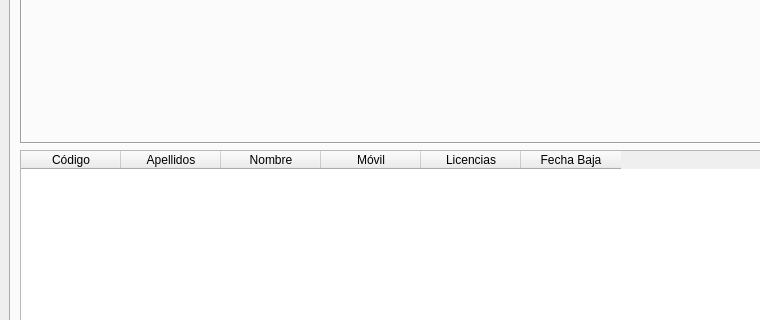
braisd11/CarTeis, file templates/MainWindow.ui: the form before one commit; both pictures show x 0 to 760 and y 276 to 596 of the 1024 by 795 pixel window.
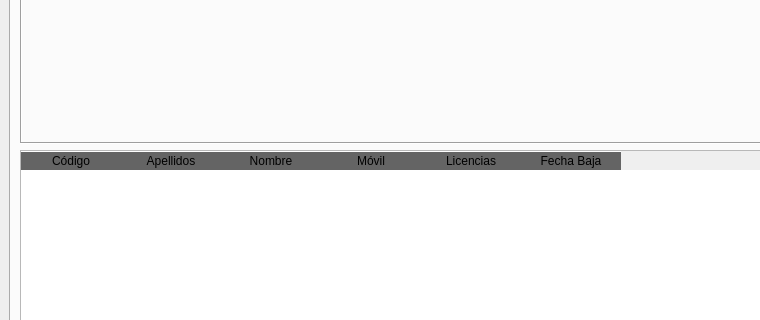
The form after the commit. Icons and pictures are not drawn.

Diff of the .ui file:
```diff
--- a/templates/MainWindow.ui
+++ b/templates/MainWindow.ui
@@ -33,8 +33,17 @@
   </property>
   <property name="windowIcon">
    <iconset>
-    <normaloff>C:/Users/a22braisdr/.designer/img/driver.ico</normaloff>
-    <normalon>C:/Users/a22braisdr/.designer/img/driver.ico</normalon>C:/Users/a22braisdr/.designer/img/driver.ico</iconset>
+    <normaloff>../img/driver.ico</normaloff>../img/driver.ico</iconset>
+  </property>
+  <property name="styleSheet">
+   <string notr="true">QHeaderView::section:horizontal
+{
+	border-top: 1px solid #ffffff;
+	color:'white';
+	font: 11pt &quot;Arial&quot;;
+	background-color:rgb(100,100,100);
+}
+</string>
   </property>
   <widget class="QWidget" name="centralwidget">
    <layout class="QGridLayout" name="gridLayout">
```
Left out of the diff: 17 changed lines with no effect on the pictures.
